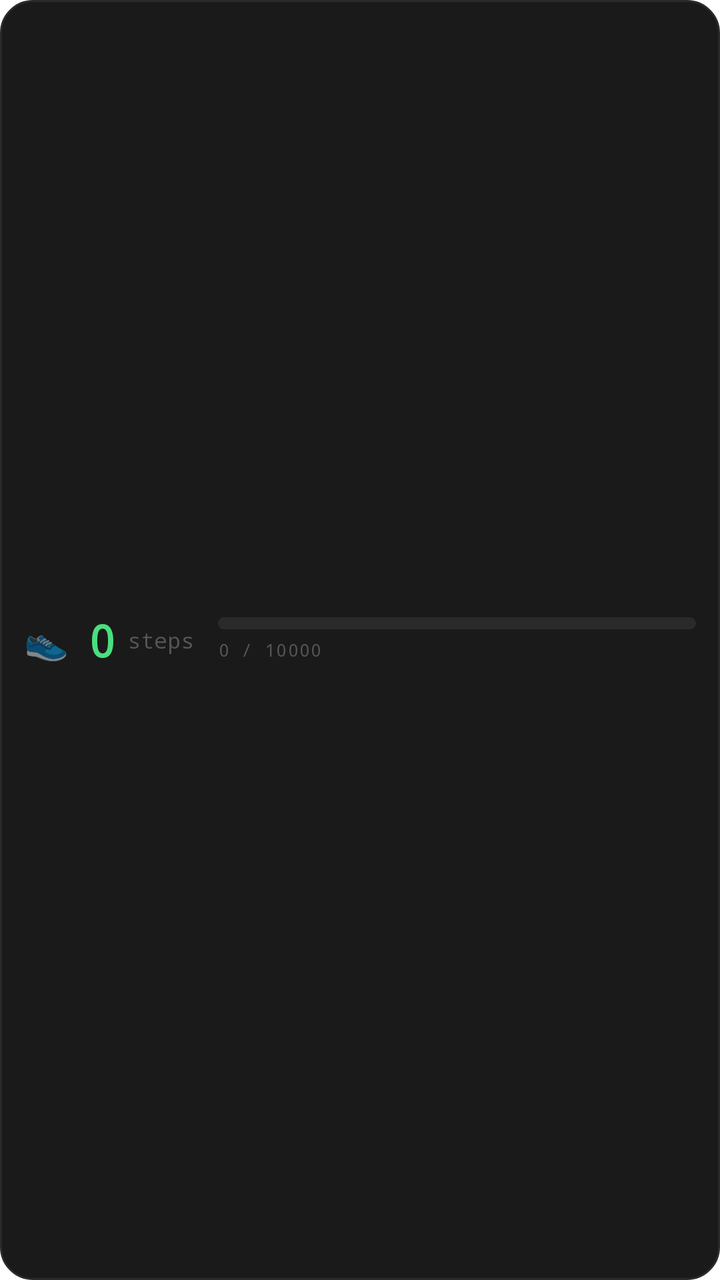
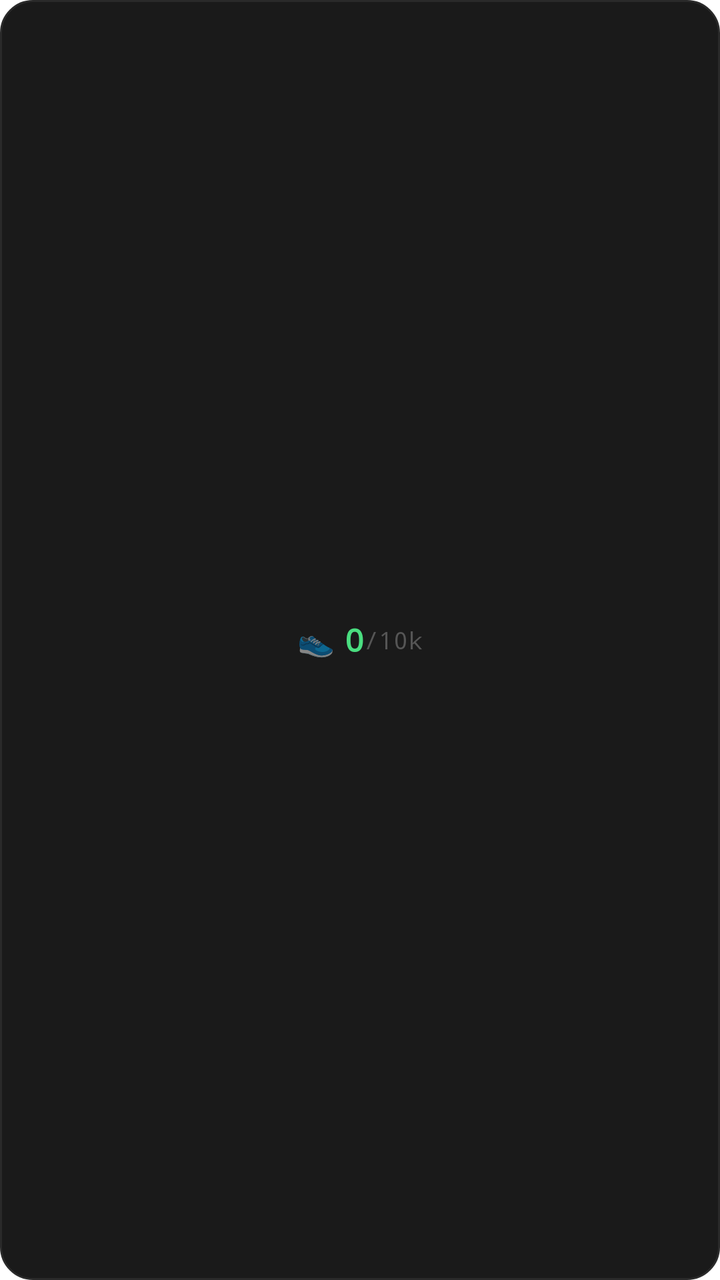

Screens rendered from an Android XML layout before and after an edit, with the pre-edit source and the edit as a unified diff.
<!-- AndroidManifest.xml: fallback theme Theme.MaterialComponents.DayNight.NoActionBar -->
<!-- res/layout/steps_widget.xml -->
<?xml version="1.0" encoding="utf-8"?>
<LinearLayout xmlns:android="http://schemas.android.com/apk/res/android"
    android:layout_width="match_parent"
    android:layout_height="match_parent"
    android:orientation="horizontal"
    android:gravity="center_vertical"
    android:padding="12dp"
    android:background="@drawable/widget_background">

    
    <TextView
        android:layout_width="wrap_content"
        android:layout_height="wrap_content"
        android:text="👟"
        android:textSize="18sp"
        android:layout_marginEnd="10dp" />

    
    <TextView
        android:id="@+id/widget_steps"
        android:layout_width="wrap_content"
        android:layout_height="wrap_content"
        android:text="0"
        android:textColor="#4ADE80"
        android:textSize="22sp"
        android:textStyle="bold"
        android:fontFamily="monospace"
        android:layout_marginEnd="6dp" />

    
    <TextView
        android:layout_width="wrap_content"
        android:layout_height="wrap_content"
        android:text="steps"
        android:textColor="#555555"
        android:textSize="11sp"
        android:fontFamily="monospace"
        android:layout_marginEnd="12dp" />

    
    <LinearLayout
        android:layout_width="0dp"
        android:layout_height="wrap_content"
        android:layout_weight="1"
        android:orientation="vertical"
        android:gravity="center_vertical">

        
        <ProgressBar
            android:id="@+id/widget_progress"
            style="@android:style/Widget.ProgressBar.Horizontal"
            android:layout_width="match_parent"
            android:layout_height="6dp"
            android:max="100"
            android:progress="0"
            android:progressTint="#4ADE80"
            android:progressBackgroundTint="#2A2A2A"
            android:layout_marginBottom="4dp" />

        
        <TextView
            android:id="@+id/widget_label"
            android:layout_width="wrap_content"
            android:layout_height="wrap_content"
            android:text="0 / 10000"
            android:textColor="#555555"
            android:textSize="9sp"
            android:fontFamily="monospace"
            android:letterSpacing="0.05" />

    </LinearLayout>

</LinearLayout>
<!-- resources referenced by this layout -->
<resources>
  <!-- drawable widget_background (drawable) -->
  <?xml version="1.0" encoding="utf-8"?>
  <shape xmlns:android="http://schemas.android.com/apk/res/android"
      android:shape="rectangle">
      <solid android:color="#EE0A0A0A" />
      <stroke
          android:width="1dp"
          android:color="#2A2A2A" />
      <corners android:radius="16dp" />
  </shape>
</resources>

<!-- the commit's change to res/layout/steps_widget.xml (unified diff, before → after) -->
@@ -3,8 +3,8 @@
     android:layout_width="match_parent"
     android:layout_height="match_parent"
     android:orientation="horizontal"
-    android:gravity="center_vertical"
-    android:padding="12dp"
+    android:gravity="center"
+    android:padding="8dp"
     android:background="@drawable/widget_background">
 
     
@@ -12,8 +12,8 @@
         android:layout_width="wrap_content"
         android:layout_height="wrap_content"
         android:text="👟"
-        android:textSize="18sp"
-        android:layout_marginEnd="10dp" />
+        android:textSize="15sp"
+        android:layout_marginEnd="5dp" />
 
     
     <TextView
@@ -22,52 +22,22 @@
         android:layout_height="wrap_content"
         android:text="0"
         android:textColor="#4ADE80"
-        android:textSize="22sp"
+        android:textSize="16sp"
         android:textStyle="bold"
         android:fontFamily="monospace"
-        android:layout_marginEnd="6dp" />
+        android:maxLines="1"
+        android:singleLine="true" />
 
     
     <TextView
+        android:id="@+id/widget_goal_suffix"
         android:layout_width="wrap_content"
         android:layout_height="wrap_content"
-        android:text="steps"
+        android:text="/10k"
         android:textColor="#555555"
-        android:textSize="11sp"
+        android:textSize="12sp"
         android:fontFamily="monospace"
-        android:layout_marginEnd="12dp" />
-
-    
-    <LinearLayout
-        android:layout_width="0dp"
-        android:layout_height="wrap_content"
-        android:layout_weight="1"
-        android:orientation="vertical"
-        android:gravity="center_vertical">
-
-        
-        <ProgressBar
-            android:id="@+id/widget_progress"
-            style="@android:style/Widget.ProgressBar.Horizontal"
-            android:layout_width="match_parent"
-            android:layout_height="6dp"
-            android:max="100"
-            android:progress="0"
-            android:progressTint="#4ADE80"
-            android:progressBackgroundTint="#2A2A2A"
-            android:layout_marginBottom="4dp" />
-
-        
-        <TextView
-            android:id="@+id/widget_label"
-            android:layout_width="wrap_content"
-            android:layout_height="wrap_content"
-            android:text="0 / 10000"
-            android:textColor="#555555"
-            android:textSize="9sp"
-            android:fontFamily="monospace"
-            android:letterSpacing="0.05" />
-
-    </LinearLayout>
+        android:maxLines="1"
+        android:singleLine="true" />
 
 </LinearLayout>
